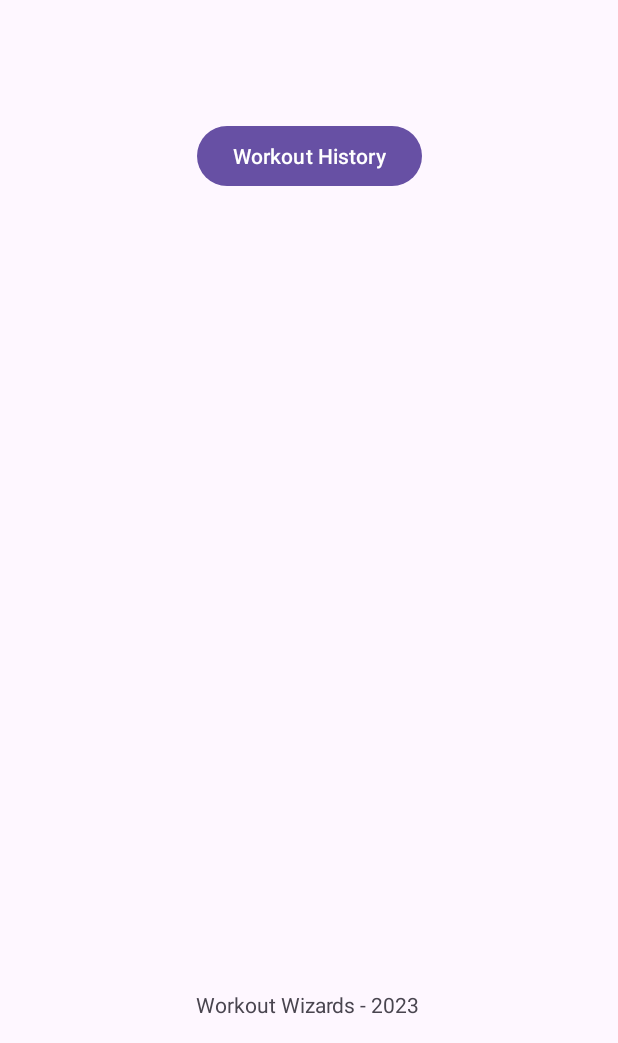
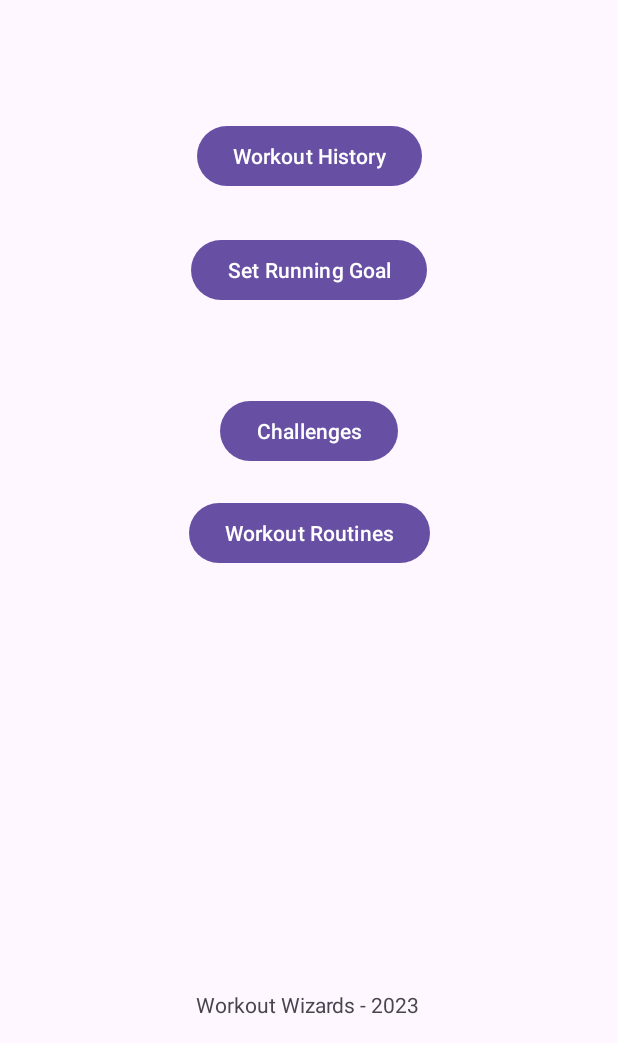
Before and after one commit to Venom-0ff/FitChallenge, an Android app: the layout activity_main.xml on its own in the app's theme, with its tools: preview values and no code run, on a phone screen of 412 x 824 dp, the part 193-1236 px from its top. Run offline under Robolectric (Android 15) with nearby library versions, the phone set to English and light mode, and no system bars.

Commit message:
Added Goals and empty activities for challenges and routines

```diff
--- a/app/src/main/java/com/workoutwizards/fitchallenge/WorkoutActivity.kt
+++ b/app/src/main/java/com/workoutwizards/fitchallenge/WorkoutActivity.kt
@@ -58,7 +58,7 @@ class WorkoutActivity : AppCompatActivity() {
             showAddItemDialog()
         }
 
-        val fab2 = binding.returnToMenu
+        val fab2 = binding.returnToMenuW
         fab2.setOnClickListener {
             finish()
         }
--- a/app/src/main/res/layout/activity_main.xml
+++ b/app/src/main/res/layout/activity_main.xml
@@ -24,7 +24,7 @@
         android:layout_width="wrap_content"
         android:layout_height="wrap_content"
         android:layout_marginTop="80dp"
-        android:onClick="onButtonClick"
+        android:onClick="onWorkoutButtonClick"
         android:text="@string/workout_history"
         app:layout_constraintEnd_toEndOf="parent"
         app:layout_constraintStart_toStartOf="parent"
@@ -50,4 +50,56 @@
         app:layout_constraintHorizontal_bias="0.498"
         app:layout_constraintStart_toStartOf="parent" />
 
+    <TextView
+        android:id="@+id/textViewUser"
+        android:layout_width="wrap_content"
+        android:layout_height="wrap_content"
+        app:layout_constraintBottom_toTopOf="@+id/textView"
+        app:layout_constraintEnd_toStartOf="@+id/logoff"
+        app:layout_constraintStart_toStartOf="parent"
+        app:layout_constraintTop_toTopOf="parent" />
+
+    <Button
+        android:id="@+id/button2"
+        android:layout_width="wrap_content"
+        android:layout_height="wrap_content"
+        android:layout_marginTop="28dp"
+        android:text="@string/set_goals"
+        android:onClick="onGoalsButtonClick"
+        app:layout_constraintEnd_toEndOf="parent"
+        app:layout_constraintStart_toStartOf="parent"
+        app:layout_constraintTop_toBottomOf="@+id/button" />
+
+    <TextView
+        android:id="@+id/textView3"
+        android:layout_width="wrap_content"
+        android:layout_height="wrap_content"
+        android:layout_marginTop="20dp"
+        app:layout_constraintEnd_toEndOf="parent"
+        app:layout_constraintHorizontal_bias="0.504"
+        app:layout_constraintStart_toStartOf="parent"
+        app:layout_constraintTop_toBottomOf="@+id/button2" />
+
+    <Button
+        android:id="@+id/button3"
+        android:layout_width="wrap_content"
+        android:layout_height="wrap_content"
+        android:layout_marginTop="20dp"
+        android:text="@string/challenges"
+        android:onClick="onChallengesButtonClick"
+        app:layout_constraintEnd_toEndOf="parent"
+        app:layout_constraintStart_toStartOf="parent"
+        app:layout_constraintTop_toBottomOf="@+id/textView3" />
+
+    <Button
+        android:id="@+id/button4"
+        android:layout_width="wrap_content"
+        android:layout_height="wrap_content"
+        android:layout_marginTop="20dp"
+        android:text="@string/workout_routines"
+        android:onClick="onRoutinesButtonClick"
+        app:layout_constraintEnd_toEndOf="parent"
+        app:layout_constraintStart_toStartOf="parent"
+        app:layout_constraintTop_toBottomOf="@+id/button3" />
+
 </androidx.constraintlayout.widget.ConstraintLayout>
--- a/app/src/main/res/layout/activity_workout.xml
+++ b/app/src/main/res/layout/activity_workout.xml
@@ -29,7 +29,7 @@
         app:srcCompat="@android:drawable/ic_menu_add" />
 
     <com.google.android.material.floatingactionbutton.FloatingActionButton
-        android:id="@+id/returnToMenu"
+        android:id="@+id/returnToMenuW"
         android:layout_width="wrap_content"
         android:layout_height="wrap_content"
         android:layout_marginStart="16dp"
--- a/app/src/main/res/values/strings.xml
+++ b/app/src/main/res/values/strings.xml
@@ -15,6 +15,11 @@
     <string name="no_account">Do not have an account? Register</string>
     <string name="here">Here</string>
     <string name="workout_history">Workout History</string>
+    <string name="set_goals">Set Running Goal</string>
+    <string name="default_goal">0 steps</string>
+    <string name="steps">steps</string>
+    <string name="challenges">Challenges</string>
+    <string name="workout_routines">Workout Routines</string>
     <string name="logout_warning">Are you sure you want to log out?</string>
     <string name="choose_date_and_time">Choose Date and Time</string>
     <string name="team_info">Workout Wizards - 2023</string>
```
Also changed, not shown: app/src/main/AndroidManifest.xml (+16 -6 lines), app/src/main/java/com/workoutwizards/fitchallenge/ChallengesActivity.kt (added, +20 -0 lines), app/src/main/java/com/workoutwizards/fitchallenge/MainActivity.kt (+72 -1 lines), app/src/main/java/com/workoutwizards/fitchallenge/RoutinesActivity.kt (added, +20 -0 lines), app/src/main/res/layout/activity_challenges.xml (added, +16 -0 lines), app/src/main/res/layout/activity_routines.xml (added, +17 -0 lines), app/src/main/res/layout/dialog_goals.xml (added, +38 -0 lines).
